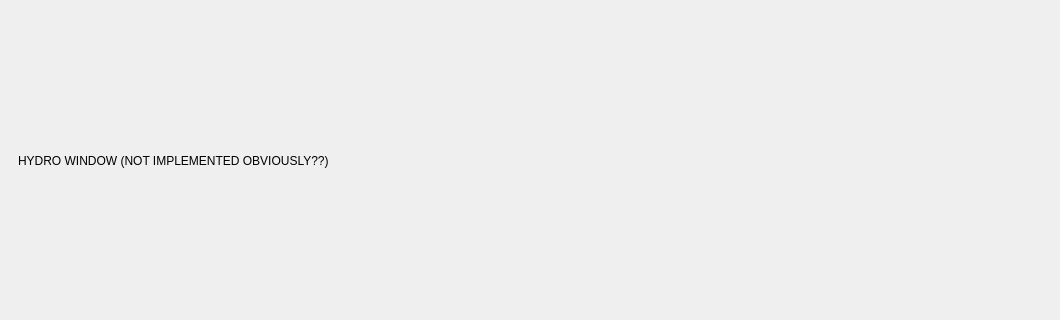
The window that mainwindow.ui (drakovic23/3400-util) describes before a commit, drawn with Qt 5; both pictures show x 0 to 1060 and y 154 to 474 of the 1060 by 600 pixel window.
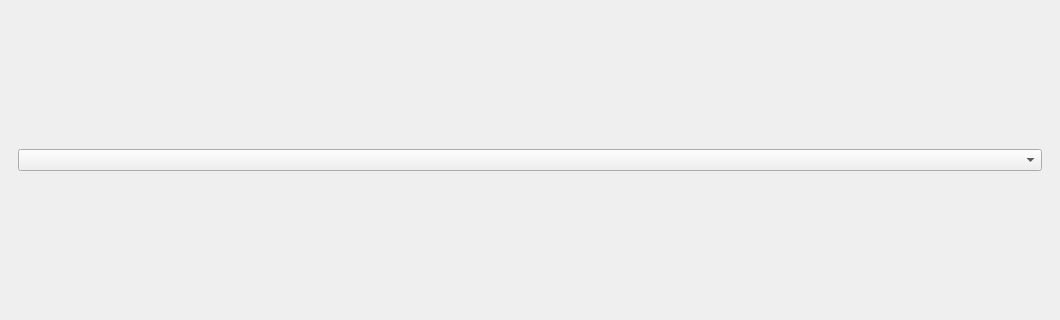
The same window after the commit. The open tabs and pages were chosen to show the change. Icons and pictures are not drawn.

What changed in the file:
```diff
--- a/mainwindow.ui
+++ b/mainwindow.ui
@@ -43,11 +43,11 @@
        </layout>
       </widget>
       <widget class="QWidget" name="page_3">
-       <layout class="QHBoxLayout" name="horizontalLayout_3">
-        <item>
-         <widget class="QLabel" name="label_3">
-          <property name="text">
-           <string>HYDRO WINDOW (NOT IMPLEMENTED OBVIOUSLY??)</string>
+       <layout class="QGridLayout" name="gridLayout_3">
+        <item row="0" column="0">
+         <widget class="QComboBox" name="comboBox">
+          <property name="placeholderText">
+           <string>Select a service</string>
           </property>
          </widget>
         </item>
```
Left out of the diff: 13 changed lines with no effect on the pictures.
